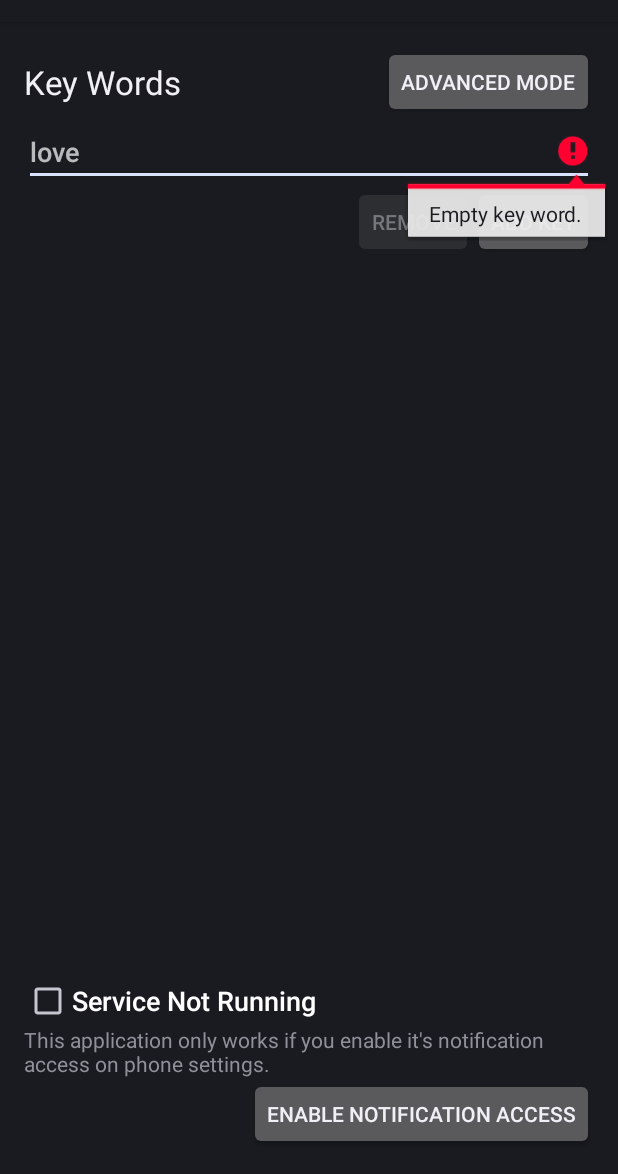
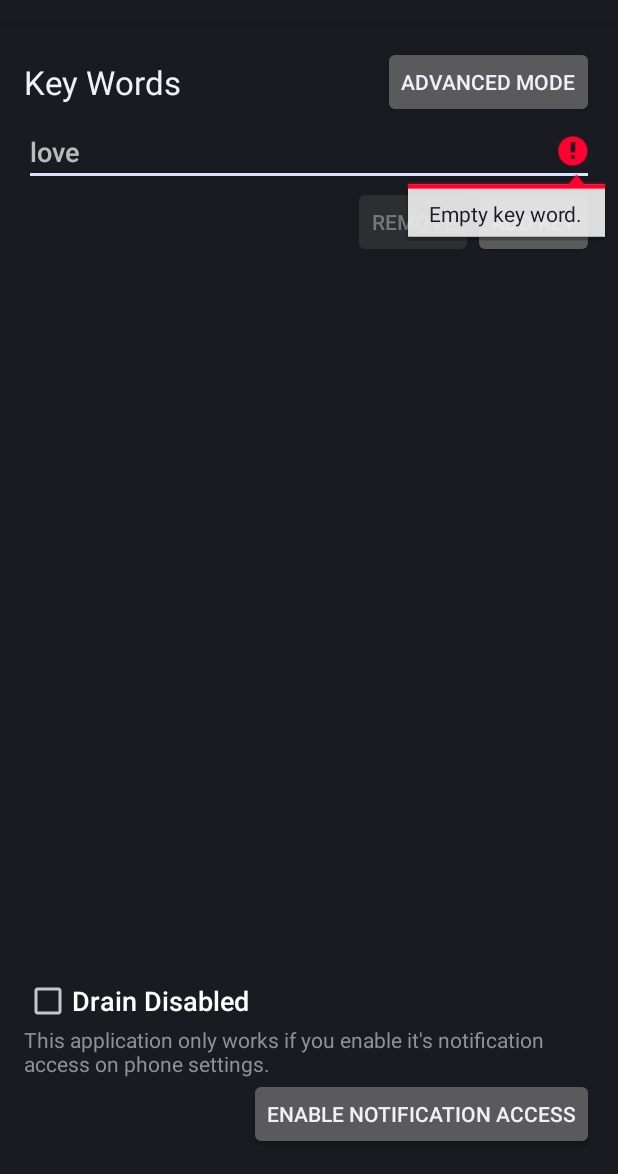
Before and after one commit to albertowd/notification-drain, an Android app: the screen it shows after launch (FilterNotificationActivity), on a phone screen of 412 x 824 dp, the part 62-1236 px from its top. Run offline under Robolectric (Android 15) with nearby library versions, the phone set to English and light mode, and no system bars.

Commit message:
More user friendly strings.

```diff
--- a/NotificationDrain/app/src/main/res/values/strings.xml
+++ b/NotificationDrain/app/src/main/res/values/strings.xml
@@ -1,8 +1,8 @@
+<?xml version="1.0" encoding="utf-8"?>
 <resources>
     <string name="app_name">Notification Drain</string>
     <string name="regex_filter">Regex Filter (<a href='http://developer.android.com/reference/java/util/regex/Pattern.html'>API</a>)</string>
-    <string name="service_off">Service Not Running</string>
-    <string name="service_on">Service Running</string>
+    <string name="service_on">Drain Enabled</string>
     <string name="service_name">Notification Drain Service</string>
     <string name="regex_error">Invalid regex pattern.</string>
     <string name="service_help">This application only works if you enable it\'s notification access on phone settings.</string>
@@ -10,10 +10,13 @@
     <string name="regex_hint">.*</string>
     <string name="key_words">Key Words</string>
     <string name="key_word_hint">love</string>
+    <string name="key_word_in">Contain</string>
+    <string name="key_word_out">Not Contain</string>
     <string name="advanced_mode">Advanced Mode</string>
     <string name="basic_mode">Basic Mode</string>
     <string name="app_logo">Application logo.</string>
     <string name="key_word_error">Empty key word.</string>
     <string name="key_add">Add Key</string>
     <string name="key_remove">Remove </string>
+    <string name="service_off">Drain Disabled</string>
 </resources>
```
Also changed, not shown: 1 other file.
